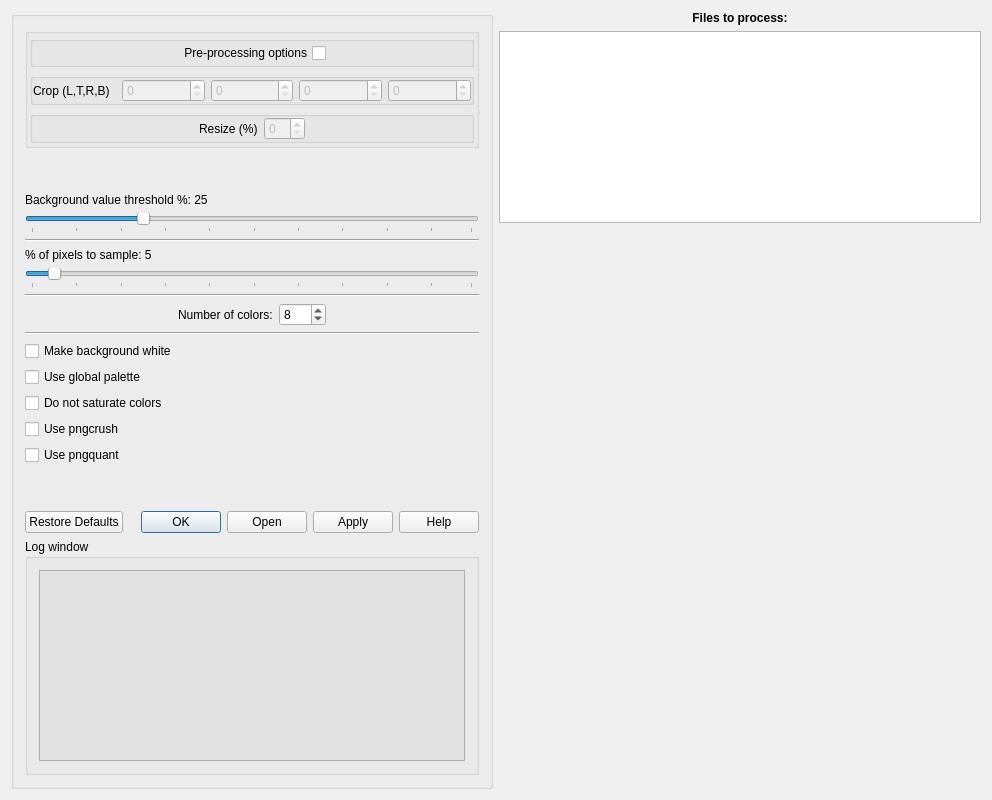
Qt form noteshrinkdialog.ui (clapautius/noteshrink-qt) before a commit.
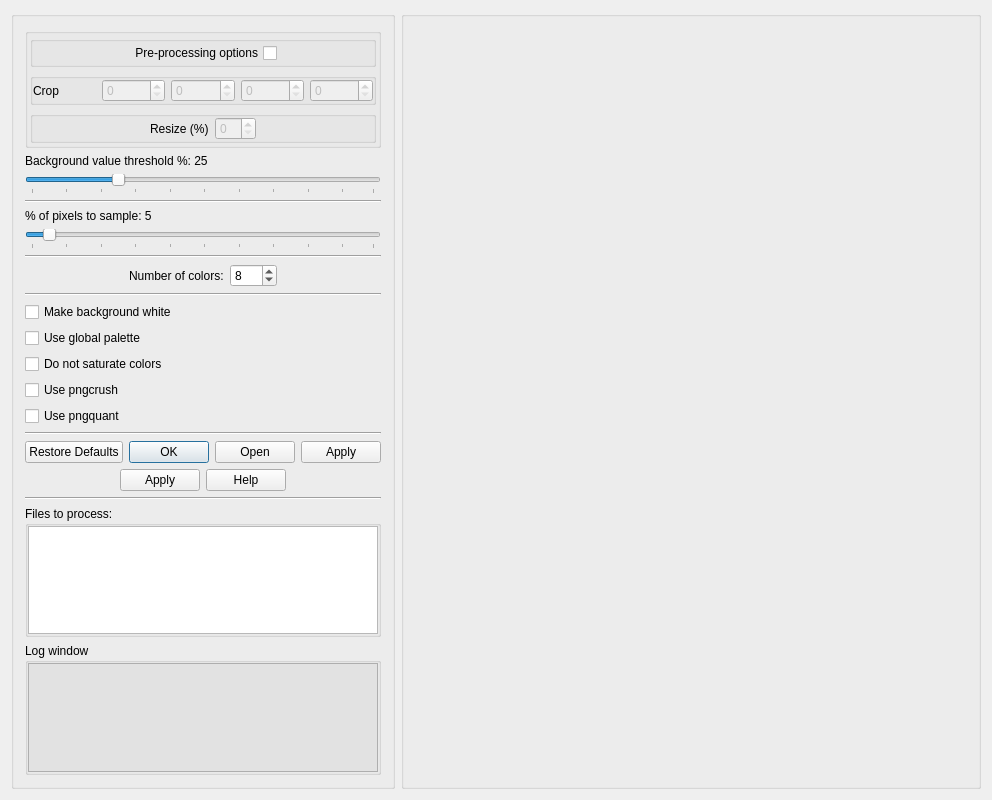
The same form after that commit.

Commit message: Reorganize GUI (make preview window bigger).

Patch:
```diff
--- a/noteshrinkdialog.ui
+++ b/noteshrinkdialog.ui
@@ -16,6 +16,12 @@
   <layout class="QHBoxLayout" name="horizontalLayout_2">
    <item>
     <widget class="QGroupBox" name="groupBox">
+     <property name="sizePolicy">
+      <sizepolicy hsizetype="Preferred" vsizetype="Preferred">
+       <horstretch>0</horstretch>
+       <verstretch>0</verstretch>
+      </sizepolicy>
+     </property>
      <property name="title">
       <string/>
      </property>
@@ -158,7 +164,7 @@
                  <string notr="true" extracomment="Crop: left x top x right x bottom (pixels)">Crop: left x top x right x bottom (pixels)</string>
                 </property>
                 <property name="text">
-                 <string>Crop (L,T,R,B)</string>
+                 <string>Crop</string>
                 </property>
                </widget>
               </item>
@@ -476,21 +482,106 @@
           </property>
          </spacer>
         </item>
+        <item>
+         <widget class="Line" name="line_5">
+          <property name="orientation">
+           <enum>Qt::Horizontal</enum>
+          </property>
+         </widget>
+        </item>
         <item>
          <widget class="QDialogButtonBox" name="m_params_button_box">
           <property name="standardButtons">
-           <set>QDialogButtonBox::Apply|QDialogButtonBox::Help|QDialogButtonBox::Ok|QDialogButtonBox::Open|QDialogButtonBox::RestoreDefaults</set>
+           <set>QDialogButtonBox::Apply|QDialogButtonBox::Ok|QDialogButtonBox::Open|QDialogButtonBox::RestoreDefaults</set>
           </property>
+          <property name="centerButtons">
+           <bool>true</bool>
+          </property>
          </widget>
         </item>
+        <item>
+         <widget class="QDialogButtonBox" name="m_params2_button_box">
+          <property name="enabled">
+           <bool>true</bool>
+          </property>
+          <property name="standardButtons">
+           <set>QDialogButtonBox::Apply|QDialogButtonBox::Help</set>
+          </property>
+          <property name="centerButtons">
+           <bool>true</bool>
+          </property>
+         </widget>
+        </item>
+        <item>
+         <widget class="Line" name="line_4">
+          <property name="orientation">
+           <enum>Qt::Horizontal</enum>
+          </property>
+         </widget>
+        </item>
        </layout>
       </item>
+      <item>
+       <widget class="QGroupBox" name="groupBox_8">
+        <property name="title">
+         <string>Files to process:</string>
+        </property>
+        <property name="flat">
+         <bool>true</bool>
+        </property>
+        <layout class="QVBoxLayout" name="verticalLayout_7">
+         <property name="spacing">
+          <number>0</number>
+         </property>
+         <property name="leftMargin">
+          <number>0</number>
+         </property>
+         <property name="topMargin">
+          <number>0</number>
+         </property>
+         <property name="rightMargin">
+          <number>0</number>
+         </property>
+         <property name="bottomMargin">
+          <number>0</number>
+         </property>
+         <item>
+          <widget class="QListView" name="m_preview_files">
+           <property name="sizePolicy">
+            <sizepolicy hsizetype="Expanding" vsizetype="Maximum">
+             <horstretch>0</horstretch>
+             <verstretch>0</verstretch>
+            </sizepolicy>
+           </property>
+          </widget>
+         </item>
+        </layout>
+       </widget>
+      </item>
       <item>
        <widget class="QGroupBox" name="groupBox_2">
         <property name="title">
          <string>Log window</string>
         </property>
+        <property name="flat">
+         <bool>true</bool>
+        </property>
         <layout class="QVBoxLayout" name="verticalLayout_13">
+         <property name="spacing">
+          <number>0</number>
+         </property>
+         <property name="leftMargin">
+          <number>0</number>
+         </property>
+         <property name="topMargin">
+          <number>0</number>
+         </property>
+         <property name="rightMargin">
+          <number>0</number>
+         </property>
+         <property name="bottomMargin">
+          <number>0</number>
+         </property>
          <item>
           <widget class="QPlainTextEdit" name="m_log_window">
            <property name="acceptDrops">
@@ -511,44 +602,37 @@
     </widget>
    </item>
    <item>
-    <layout class="QHBoxLayout" name="horizontalLayout">
-     <item>
-      <layout class="QVBoxLayout" name="verticalLayout">
-       <item>
-        <widget class="QLabel" name="m_preview_image_label">
+    <widget class="QGroupBox" name="groupBox_7">
          <property name="sizePolicy">
-          <sizepolicy hsizetype="Preferred" vsizetype="Fixed">
-           <horstretch>0</horstretch>
+      <sizepolicy hsizetype="Preferred" vsizetype="Preferred">
+       <horstretch>200</horstretch>
            <verstretch>0</verstretch>
           </sizepolicy>
          </property>
-         <property name="styleSheet">
-          <string notr="true">font-weight: bold;</string>
-         </property>
-         <property name="frameShape">
-          <enum>QFrame::NoFrame</enum>
-         </property>
-         <property name="frameShadow">
-          <enum>QFrame::Plain</enum>
-         </property>
-         <property name="text">
-          <string>Files to process:</string>
-         </property>
-         <property name="alignment">
-          <set>Qt::AlignCenter</set>
-         </property>
-        </widget>
-       </item>
-       <item>
-        <widget class="QListView" name="m_preview_files">
-         <property name="sizePolicy">
-          <sizepolicy hsizetype="Expanding" vsizetype="Fixed">
-           <horstretch>0</horstretch>
-           <verstretch>0</verstretch>
-          </sizepolicy>
-         </property>
-        </widget>
-       </item>
+     <property name="title">
+      <string/>
+     </property>
+     <property name="flat">
+      <bool>true</bool>
+     </property>
+     <layout class="QVBoxLayout" name="verticalLayout_5">
+      <property name="spacing">
+       <number>0</number>
+      </property>
+      <property name="leftMargin">
+       <number>0</number>
+      </property>
+      <property name="topMargin">
+       <number>0</number>
+      </property>
+      <property name="rightMargin">
+       <number>0</number>
+      </property>
+      <property name="bottomMargin">
+       <number>0</number>
+      </property>
+      <item>
+       <layout class="QVBoxLayout" name="verticalLayout_4">
        <item>
         <widget class="QLabel" name="m_preview_area">
          <property name="sizePolicy">
@@ -565,6 +649,7 @@
       </layout>
      </item>
     </layout>
+    </widget>
    </item>
   </layout>
  </widget>
```
Lines whose indentation alone changed are shown as unchanged. The commit also changes 2 other files.
